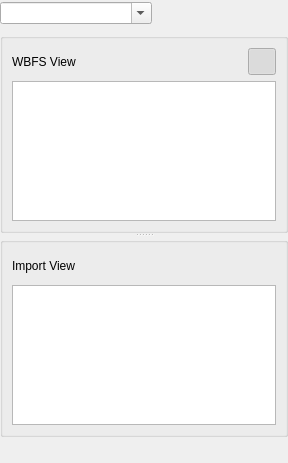
Old version of the form qwbfs/src/PartitionWidget.ui in the repository amestica/qwbfs.
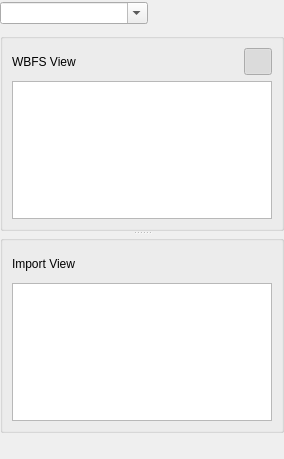
New version of the form. Icons and pictures are not drawn. Custom widgets are drawn as their Qt base class.

Commit message: The List view now support List Mode and Icon mode. This can be configured in the properties dialog. The icon can be choosed too: Cover or Disc. Introduce ListView class helper and uupdate code according to api changes.

The edit to the form file:
```diff
--- a/qwbfs/src/PartitionWidget.ui
+++ b/qwbfs/src/PartitionWidget.ui
@@ -6,8 +6,8 @@
    <rect>
     <x>0</x>
     <y>0</y>
-    <width>288</width>
-    <height>463</height>
+    <width>284</width>
+    <height>459</height>
    </rect>
   </property>
   <layout class="QVBoxLayout" name="verticalLayout_3">
@@ -366,6 +366,11 @@
    <header>Gauge.h</header>
    <container>1</container>
   </customwidget>
+  <customwidget>
+   <class>ListView</class>
+   <extends>QListView</extends>
+   <header>ListView.h</header>
+  </customwidget>
  </customwidgets>
  <resources>
   <include location="../resources/resources.qrc"/>
```
Left out of the diff: 10 changed lines with no effect on the pictures. The commit also changes 16 other files.
